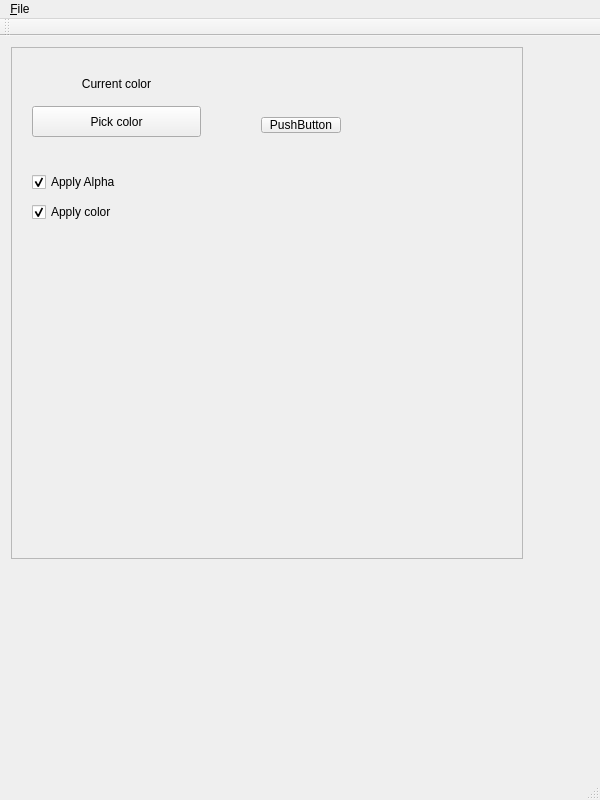
Before: the Qt Designer form QtCuda/mainwindow.ui in luosz/cuda-visibility, drawn with Qt 5.
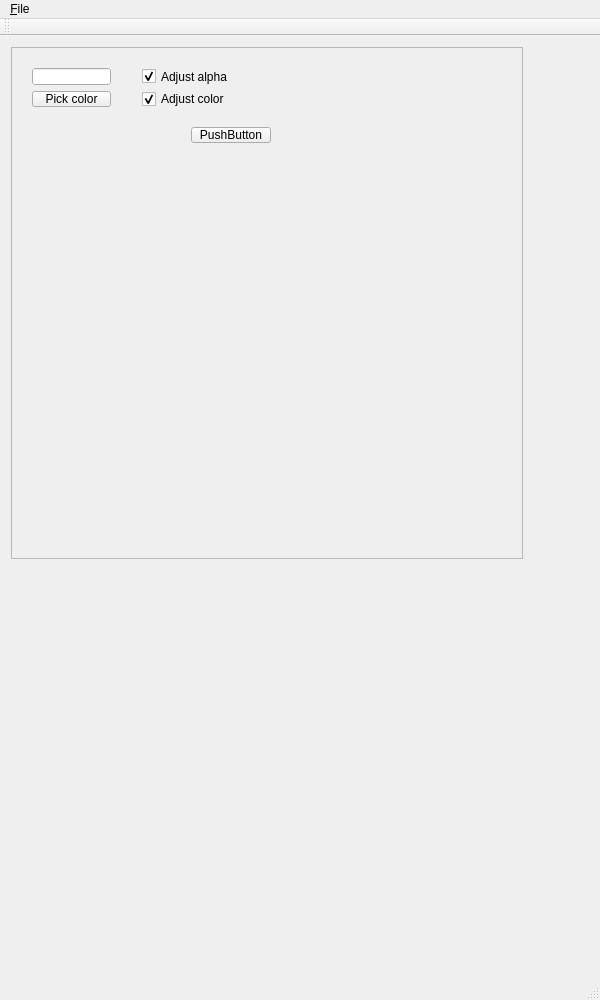
After: the same form once the commit is applied.

Commit message: change window size and UI layout

Patch:
```diff
--- a/QtCuda/mainwindow.ui
+++ b/QtCuda/mainwindow.ui
@@ -7,7 +7,7 @@
     <x>0</x>
     <y>0</y>
     <width>600</width>
-    <height>800</height>
+    <height>1000</height>
    </rect>
   </property>
   <property name="windowTitle">
@@ -43,30 +43,11 @@
         <rect>
          <x>10</x>
          <y>10</y>
-         <width>191</width>
-         <height>91</height>
+         <width>101</width>
+         <height>61</height>
         </rect>
        </property>
        <layout class="QGridLayout" name="gridLayout">
-        <item row="0" column="0">
-         <widget class="QLabel" name="label">
-          <property name="sizePolicy">
-           <sizepolicy hsizetype="Preferred" vsizetype="Preferred">
-            <horstretch>0</horstretch>
-            <verstretch>0</verstretch>
-           </sizepolicy>
-          </property>
-          <property name="autoFillBackground">
-           <bool>true</bool>
-          </property>
-          <property name="text">
-           <string>Current color</string>
-          </property>
-          <property name="alignment">
-           <set>Qt::AlignCenter</set>
-          </property>
-         </widget>
-        </item>
         <item row="1" column="0">
          <widget class="QPushButton" name="pushButton">
           <property name="sizePolicy">
@@ -83,15 +64,31 @@
           </property>
          </widget>
         </item>
+        <item row="0" column="0">
+         <widget class="QLineEdit" name="lineEdit">
+          <property name="sizePolicy">
+           <sizepolicy hsizetype="Expanding" vsizetype="Preferred">
+            <horstretch>0</horstretch>
+            <verstretch>0</verstretch>
+           </sizepolicy>
+          </property>
+          <property name="autoFillBackground">
+           <bool>true</bool>
+          </property>
+          <property name="readOnly">
+           <bool>true</bool>
+          </property>
+         </widget>
+        </item>
        </layout>
       </widget>
       <widget class="QWidget" name="gridLayoutWidget_2">
        <property name="geometry">
         <rect>
-         <x>10</x>
-         <y>110</y>
-         <width>160</width>
-         <height>80</height>
+         <x>120</x>
+         <y>10</y>
+         <width>121</width>
+         <height>61</height>
         </rect>
        </property>
        <layout class="QGridLayout" name="gridLayout_2">
@@ -104,7 +101,7 @@
            </sizepolicy>
           </property>
           <property name="text">
-           <string>Apply Alpha</string>
+           <string>Adjust alpha</string>
           </property>
           <property name="checked">
            <bool>true</bool>
@@ -114,7 +111,7 @@
         <item row="1" column="0">
          <widget class="QCheckBox" name="checkBox_2">
           <property name="text">
-           <string>Apply color</string>
+           <string>Adjust color</string>
           </property>
           <property name="checked">
            <bool>true</bool>
@@ -123,11 +120,22 @@
         </item>
        </layout>
       </widget>
+      <widget class="QWidget" name="gridLayoutWidget_3">
+       <property name="geometry">
+        <rect>
+         <x>10</x>
+         <y>80</y>
+         <width>160</width>
+         <height>80</height>
+        </rect>
+       </property>
+       <layout class="QGridLayout" name="gridLayout_3"/>
+      </widget>
       <widget class="QPushButton" name="pushButton_2">
        <property name="geometry">
         <rect>
-         <x>250</x>
-         <y>70</y>
+         <x>180</x>
+         <y>80</y>
          <width>80</width>
          <height>16</height>
         </rect>
```
The commit also changes 5 other files.
